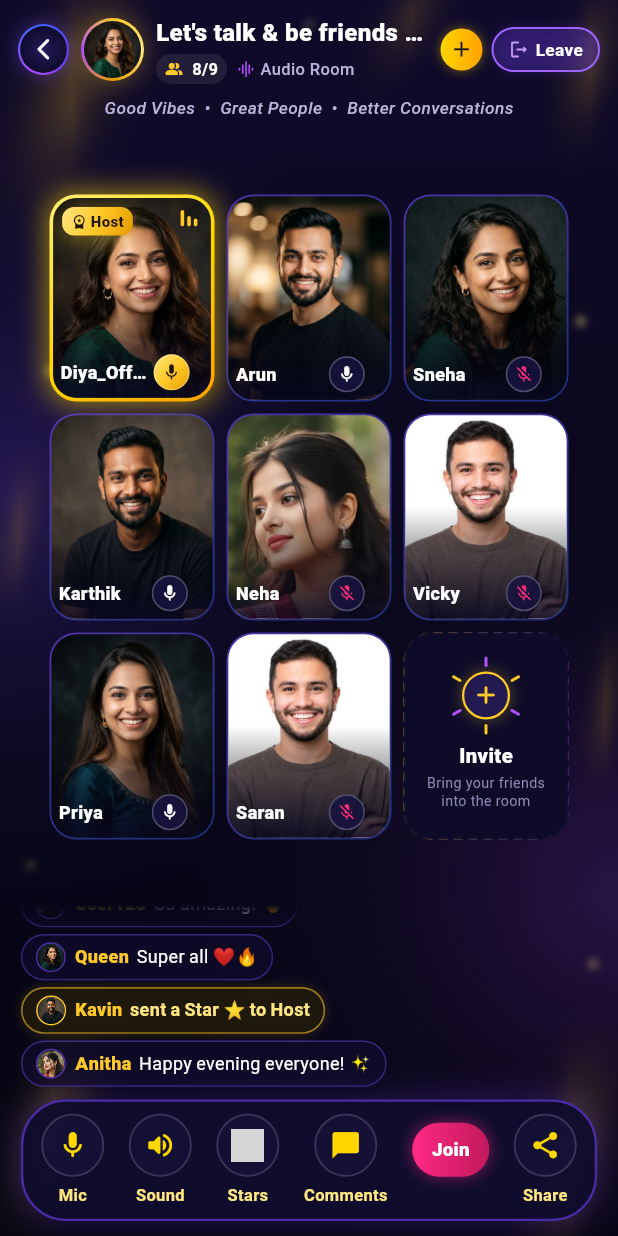
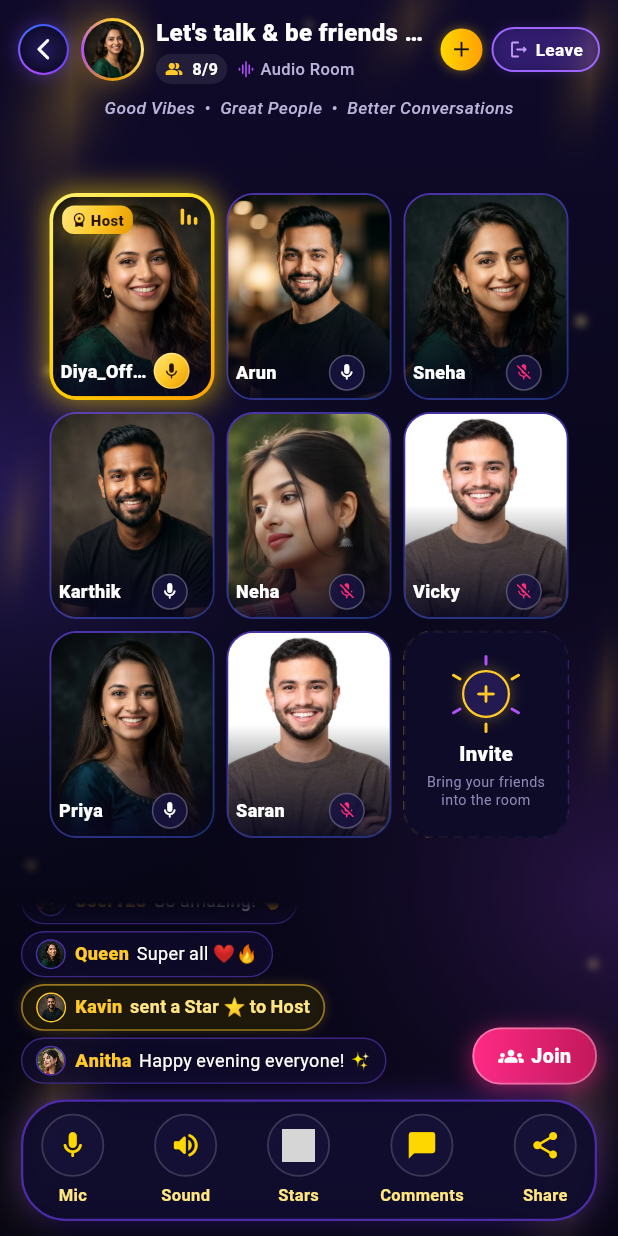
Before and after one commit to leenadevirajendran/Tivoo, a Flutter app: the ChatRoomPartyScreen screen opened directly, after a tap on the "search" icon, after a tap on "Diya_Official", on a phone screen of 412 x 824 dp. Run offline on Flutter 3.47's test engine with Material 3 defaults, Android fonts, the phone set to English and light mode, and no system bars; our stand-ins replace audioplayers, cached_network_image, camera, file_picker, flutter_animate, flutter_riverpod and 5 more; missing offline and left inert: video_compress; grey boxes are pictures that could not be loaded.

Commit message:
feat(chatroom): move join button above bottom panel near live comments

```diff
--- a/lib/features/chat_room/widgets/room_stage_view.dart
+++ b/lib/features/chat_room/widgets/room_stage_view.dart
@@ -121,18 +121,32 @@ class RoomStageView extends StatelessWidget {
             ),
           ),
         ),
-        _ChatFeed(
-          messages: messages,
-          onCommentTap: onCommentTap,
-          onCommentLongPress: onCommentLongPress,
+        Padding(
+          padding: const EdgeInsets.only(bottom: 2),
+          child: Stack(
+            alignment: Alignment.bottomRight,
+            children: [
+              _ChatFeed(
+                messages: messages,
+                hasJoinButton: !isJoined,
+                onCommentTap: onCommentTap,
+                onCommentLongPress: onCommentLongPress,
+              ),
+              if (!isJoined)
+                Positioned(
+                  right: 14,
+                  bottom: 6,
+                  child: _JoinFloatingButton(
+                    isJoinRequested: isJoinRequested,
+                    onTap: onJoinConversation,
+                  ),
+                ),
+            ],
+          ),
         ),
         _RoomDock(
-          isJoined: isJoined,
-          isJoinRequested: isJoinRequested,
           micMuted: micMuted,
           soundMuted: soundMuted,
-          onJoin: onJoinConversation,
-          onCancelJoinRequest: onCancelJoinRequest,
           onMic: onMic,
           onSound: onSound,
           onGift: onGift,
@@ -763,11 +777,13 @@ class _InviteSeat extends StatelessWidget {
 /// Glassmorphic continuous live chat feed, streaming upwards like PK and Live Streaming.
 class _ChatFeed extends StatefulWidget {
   final List<LiveComment> messages;
+  final bool hasJoinButton;
   final ValueChanged<LiveComment>? onCommentTap;
   final ValueChanged<LiveComment>? onCommentLongPress;
 
   const _ChatFeed({
     required this.messages,
+    this.hasJoinButton = false,
     this.onCommentTap,
     this.onCommentLongPress,
   });
@@ -803,7 +819,11 @@ class _ChatFeedState extends State<_ChatFeed> {
 
   @override
   Widget build(BuildContext context) {
-    if (widget.messages.isEmpty) return const SizedBox.shrink();
+    if (widget.messages.isEmpty) {
+      return widget.hasJoinButton
+          ? const SizedBox(height: 48, width: double.infinity)
+          : const SizedBox.shrink();
+    }
 
     // Media query responsive height adapting gracefully to small & large phone viewports
     final screenH = MediaQuery.sizeOf(context).height;
@@ -828,7 +848,7 @@ class _ChatFeedState extends State<_ChatFeed> {
           controller: _scrollController,
           reverse: true, // Anchor to bottom, streaming upwards!
           physics: const BouncingScrollPhysics(),
-          padding: const EdgeInsets.symmetric(horizontal: 14, vertical: 2),
+          padding: EdgeInsets.fromLTRB(14, 2, widget.hasJoinButton ? 115 : 14, 2),
           itemCount: widget.messages.length,
           itemBuilder: (context, index) {
             final itemIndex = widget.messages.length - 1 - index;
@@ -1022,14 +1042,100 @@ class _ChatLine extends StatelessWidget {
   }
 }
 
-/// Dock: Mic / Sound / Stars / More plus the Join button (or Chat input when joined).
+/// Floating Join button positioned above the bottom dock near the streaming live comments.
+class _JoinFloatingButton extends StatelessWidget {
+  final bool isJoinRequested;
+  final VoidCallback onTap;
+
+  const _JoinFloatingButton({
+    required this.isJoinRequested,
+    required this.onTap,
+  });
+
+  @override
+  Widget build(BuildContext context) {
+    return GestureDetector(
+      onTap: onTap,
+      behavior: HitTestBehavior.opaque,
+      child: Container(
+        height: 38,
+        padding: EdgeInsets.symmetric(horizontal: isJoinRequested ? 12 : 16),
+        decoration: BoxDecoration(
+          borderRadius: BorderRadius.circular(19),
+          gradient: isJoinRequested
+              ? const LinearGradient(
+                  begin: Alignment.centerLeft,
+                  end: Alignment.centerRight,
+                  colors: [Color(0xFFFF9800), Color(0xFFF57C00)],
+                )
+              : const LinearGradient(
+                  begin: Alignment.centerLeft,
+                  end: Alignment.centerRight,
+                  colors: [Color(0xFFFF2A85), Color(0xFFC2185B)],
+                ),
+          border: Border.all(
+            color: Colors.white.withValues(alpha: 0.35),
+            width: 1.2,
+          ),
+          boxShadow: [
+            BoxShadow(
+              color: (isJoinRequested
+                      ? const Color(0xFFFF9800)
+                      : const Color(0xFFFF2A85))
+                  .withValues(alpha: 0.5),
+              blurRadius: 12,
+              spreadRadius: 1,
+              offset: const Offset(0, 3),
+            ),
+          ],
+        ),
+        child: Row(
+          mainAxisSize: MainAxisSize.min,
+          crossAxisAlignment: CrossAxisAlignment.center,
+          children: isJoinRequested
+              ? const [
+                  SizedBox(
+                    width: 12,
+                    height: 12,
+                    child: CircularProgressIndicator(
+                      strokeWidth: 2,
+                      valueColor: AlwaysStoppedAnimation<Color>(Colors.white),
+                    ),
+                  ),
+                  SizedBox(width: 6),
+                  Text(
+                    'Requested',
+                    style: TextStyle(
+                      color: Colors.white,
+                      fontSize: 12,
+                      fontWeight: FontWeight.w700,
+                      letterSpacing: 0.2,
+                    ),
+                  ),
+                ]
+              : const [
+                  Icon(Icons.groups_rounded, color: Colors.white, size: 17),
+                  SizedBox(width: 5),
+                  Text(
+                    'Join',
+                    style: TextStyle(
+                      color: Colors.white,
+                      fontSize: 13,
+                      fontWeight: FontWeight.w800,
+                      letterSpacing: 0.3,
+                    ),
+                  ),
+                ],
+        ),
+      ),
+    );
+  }
+}
+
+/// Dock: Mic / Sound / Stars / Comments / Share (evenly spaced bottom panel).
 class _RoomDock extends StatefulWidget {
-  final bool isJoined;
-  final bool isJoinRequested;
   final bool micMuted;
   final bool soundMuted;
-  final VoidCallback onJoin;
-  final VoidCallback? onCancelJoinRequest;
   final VoidCallback onMic;
   final VoidCallback onSound;
   final VoidCallback onGift;
@@ -1038,12 +1144,8 @@ class _RoomDock extends StatefulWidget {
   final ValueChanged<String> onSend;
 
   const _RoomDock({
-    required this.isJoined,
-    this.isJoinRequested = false,
     required this.micMuted,
     required this.soundMuted,
-    required this.onJoin,
-    this.onCancelJoinRequest,
     required this.onMic,
     required this.onSound,
     required this.onGift,
@@ -1167,79 +1269,6 @@ class _RoomDockState extends State<_RoomDock> {
                   label: 'Comments',
                   onTap: () => setState(() => _showInput = !_showInput),
                 ),
-                if (!widget.isJoined)
-                  Padding(
-                    padding: const EdgeInsets.only(bottom: 14),
-                    child: GestureDetector(
-                      onTap: widget.onJoin,
-                      behavior: HitTestBehavior.opaque,
-                      child: Container(
-                        height: isCompact ? 32 : 36,
-                        padding: EdgeInsets.symmetric(
-                          horizontal: widget.isJoinRequested
-                              ? (isCompact ? 8 : 10)
-                              : (isCompact ? 10 : 13),
-                        ),
-                        decoration: BoxDecoration(
-                          borderRadius: BorderRadius.circular(18),
-                          gradient: widget.isJoinRequested
-                              ? const LinearGradient(
-                                  begin: Alignment.centerLeft,
-                                  end: Alignment.centerRight,
-                                  colors: [Color(0xFFFF9800), Color(0xFFF57C00)],
-                                )
-                              : const LinearGradient(
-                                  begin: Alignment.centerLeft,
-                                  end: Alignment.centerRight,
-                                  colors: [Color(0xFFFF2A85), Color(0xFFC2185B)],
-                                ),
-                          boxShadow: [
-                            BoxShadow(
-                              color: (widget.isJoinRequested
-                                      ? const Color(0xFFFF9800)
-                                      : const Color(0xFFFF2A85))
-                                  .withValues(alpha: 0.45),
-                              blurRadius: 8,
-                              spreadRadius: 0.5,
-                            ),
-                          ],
-                        ),
-                        alignment: Alignment.center,
-                        child: widget.isJoinRequested
-                            ? Row(
-                                mainAxisSize: MainAxisSize.min,
-                                children: [
-                                  SizedBox(
-                                    width: isCompact ? 10 : 12,
-                                    height: isCompact ? 10 : 12,
-                                    child: const CircularProgressIndicator(
-                                      strokeWidth: 2,
-                                      valueColor: AlwaysStoppedAnimation<Color>(Colors.white),
-                                    ),
-                                  ),
-                                  const SizedBox(width: 4),
-                                  Text(
-                                    'Requested',
-                                    style: TextStyle(
-                                      color: Colors.white,
-                                      fontSize: isCompact ? 10.5 : 11.5,
-                                      fontWeight: FontWeight.w700,
-                                    ),
-                                  ),
-                                ],
-                              )
-                            : Text(
-                                'Join',
-                                style: TextStyle(
-                                  color: Colors.white,
-                                  fontSize: isCompact ? 11.5 : 12.5,
-                                  fontWeight: FontWeight.w800,
-                                  letterSpacing: 0.2,
-                                ),
-                              ),
-                      ),
-                    ),
-                  ),
                 _DockIconButton(
                   size: iconSize,
                   icon: Icons.share_rounded,
```
